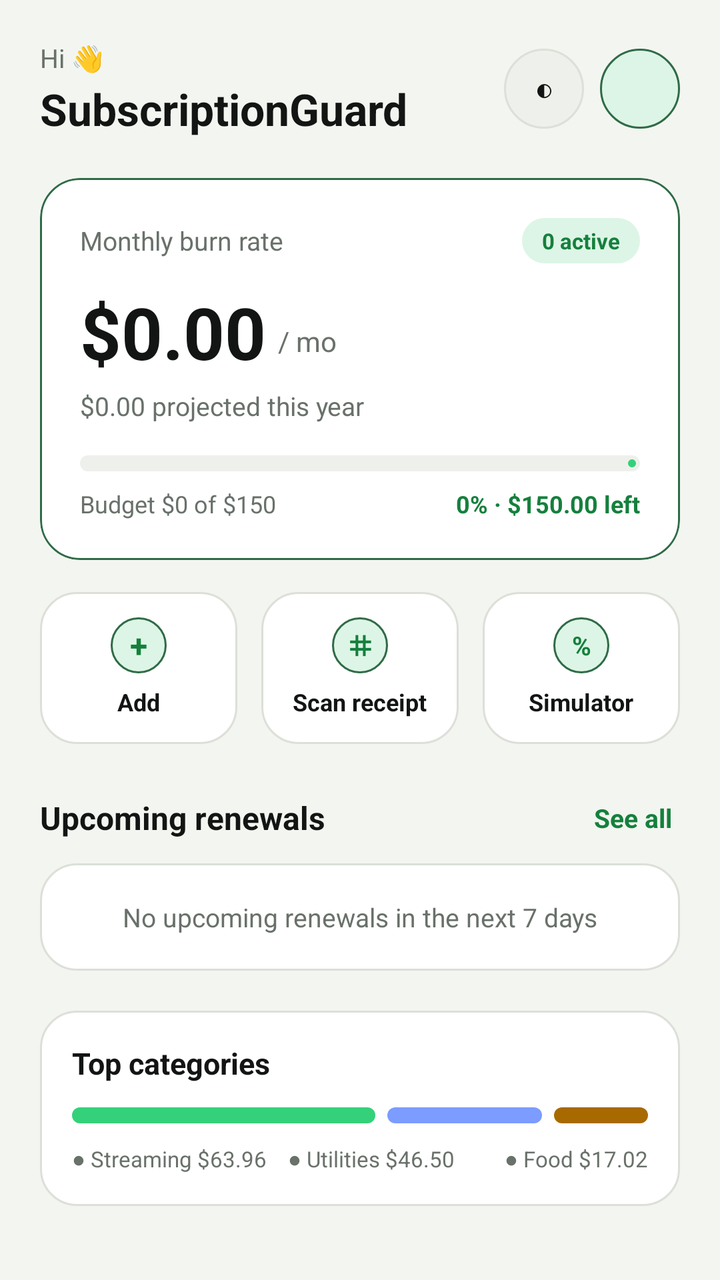
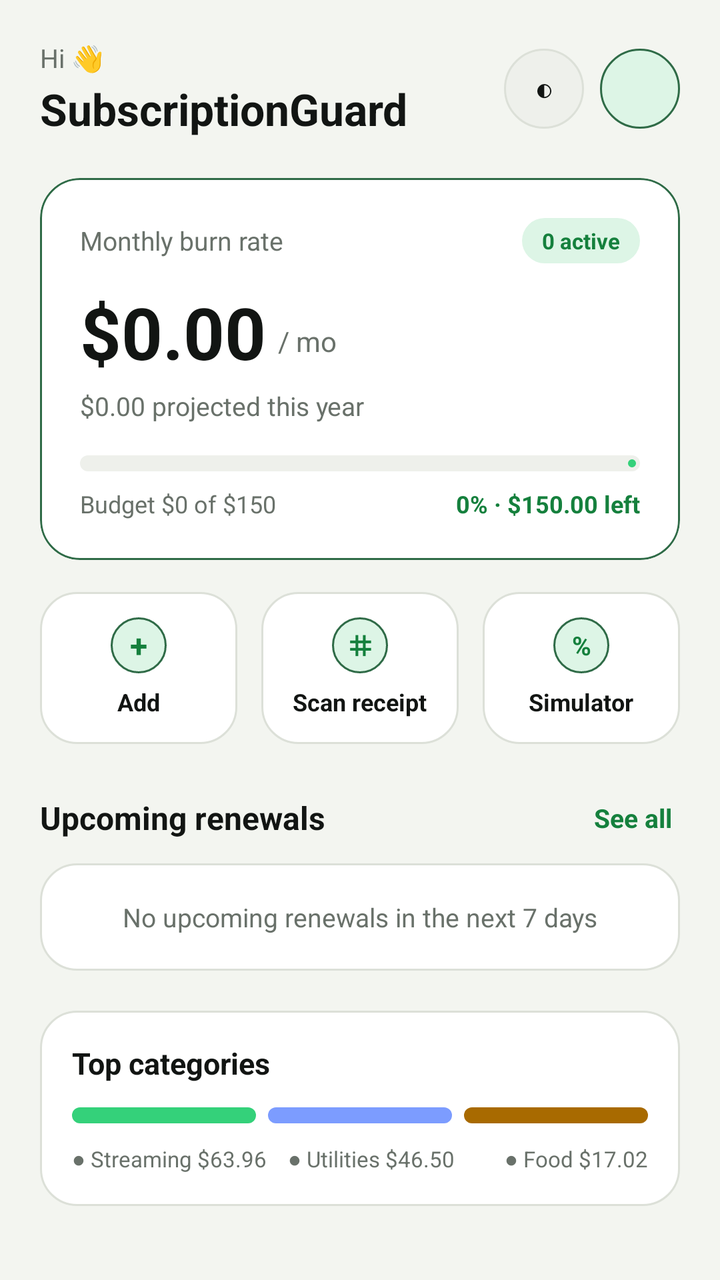

Two renders of the same Android screen: before a commit and after it. Below are the layout's source before the change and the commit's diff.
<!-- AndroidManifest.xml: application theme Theme.SubGuard -->
<!-- res/layout/fragment_home.xml -->
<?xml version="1.0" encoding="utf-8"?>
<ScrollView xmlns:android="http://schemas.android.com/apk/res/android"
    xmlns:app="http://schemas.android.com/apk/res-auto"
    android:layout_width="match_parent"
    android:layout_height="match_parent"
    android:background="@color/app_background"
    android:fillViewport="true">

    <LinearLayout
        android:layout_width="match_parent"
        android:layout_height="wrap_content"
        android:orientation="vertical"
        android:padding="20dp">

        
        <LinearLayout
            android:layout_width="match_parent"
            android:layout_height="wrap_content"
            android:gravity="center_vertical"
            android:orientation="horizontal">

            <LinearLayout
                android:layout_width="0dp"
                android:layout_height="wrap_content"
                android:layout_weight="1"
                android:orientation="vertical">

                <TextView
                    android:id="@+id/tv_greeting"
                    android:layout_width="wrap_content"
                    android:layout_height="wrap_content"
                    android:text="Hi 👋"
                    android:textColor="@color/text_secondary"
                    android:textSize="13sp" />

                <TextView
                    android:layout_width="wrap_content"
                    android:layout_height="wrap_content"
                    android:layout_marginTop="2dp"
                    android:text="SubscriptionGuard"
                    android:textColor="@color/text_primary"
                    android:textSize="22sp"
                    android:textStyle="bold" />
            </LinearLayout>

            <TextView
                android:id="@+id/btn_theme_toggle"
                android:layout_width="40dp"
                android:layout_height="40dp"
                android:layout_marginEnd="8dp"
                android:background="@drawable/bg_circle_elevated"
                android:gravity="center"
                android:text="◐"
                android:textColor="@color/text_primary"
                android:textSize="16sp" />

            <TextView
                android:id="@+id/avatar_profile"
                android:layout_width="40dp"
                android:layout_height="40dp"
                android:background="@drawable/bg_circle_green"
                android:gravity="center"
                android:textColor="@color/accent_green_text"
                android:textSize="14sp"
                android:textStyle="bold" />
        </LinearLayout>

        
        <com.google.android.material.card.MaterialCardView
            android:layout_width="match_parent"
            android:layout_height="wrap_content"
            android:layout_marginTop="20dp"
            app:cardBackgroundColor="@color/card_background"
            app:cardCornerRadius="20dp"
            app:cardElevation="0dp"
            app:strokeColor="@color/green_border"
            app:strokeWidth="1dp">

            <LinearLayout
                android:layout_width="match_parent"
                android:layout_height="wrap_content"
                android:orientation="vertical"
                android:padding="20dp">

                <LinearLayout
                    android:layout_width="match_parent"
                    android:layout_height="wrap_content"
                    android:gravity="center_vertical"
                    android:orientation="horizontal">

                    <TextView
                        android:layout_width="0dp"
                        android:layout_height="wrap_content"
                        android:layout_weight="1"
                        android:text="Monthly burn rate"
                        android:textColor="@color/text_secondary"
                        android:textSize="13sp" />

                    <TextView
                        android:id="@+id/tv_active_chip"
                        android:layout_width="wrap_content"
                        android:layout_height="wrap_content"
                        android:background="@drawable/bg_pill_green"
                        android:paddingHorizontal="10dp"
                        android:paddingVertical="4dp"
                        android:text="0 active"
                        android:textColor="@color/accent_green_text"
                        android:textSize="11sp"
                        android:textStyle="bold" />
                </LinearLayout>

                <LinearLayout
                    android:layout_width="match_parent"
                    android:layout_height="wrap_content"
                    android:layout_marginTop="10dp"
                    android:gravity="bottom"
                    android:orientation="horizontal">

                    <TextView
                        android:id="@+id/txt_monthly_total"
                        android:layout_width="wrap_content"
                        android:layout_height="wrap_content"
                        android:text="$0.00"
                        android:textColor="@color/text_primary"
                        android:textSize="36sp"
                        android:textStyle="bold" />

                    <TextView
                        android:layout_width="wrap_content"
                        android:layout_height="wrap_content"
                        android:layout_marginStart="6dp"
                        android:layout_marginBottom="4dp"
                        android:text="/ mo"
                        android:textColor="@color/text_secondary"
                        android:textSize="14sp" />
                </LinearLayout>

                <TextView
                    android:id="@+id/txt_annual_total"
                    android:layout_width="match_parent"
                    android:layout_height="wrap_content"
                    android:layout_marginTop="4dp"
                    android:text="$0.00 projected this year"
                    android:textColor="@color/text_secondary"
                    android:textSize="13sp" />

                
                <com.google.android.material.progressindicator.LinearProgressIndicator
                    android:id="@+id/progress_budget"
                    android:layout_width="match_parent"
                    android:layout_height="wrap_content"
                    android:layout_marginTop="16dp"
                    android:progress="0"
                    app:indicatorColor="@color/primary_green"
                    app:trackColor="@color/surface_elevated"
                    app:trackCornerRadius="6dp"
                    app:trackThickness="8dp" />

                <LinearLayout
                    android:layout_width="match_parent"
                    android:layout_height="wrap_content"
                    android:layout_marginTop="8dp"
                    android:orientation="horizontal">

                    <TextView
                        android:id="@+id/tv_budget_used"
                        android:layout_width="0dp"
                        android:layout_height="wrap_content"
                        android:layout_weight="1"
                        android:text="Budget $0 of $150"
                        android:textColor="@color/text_secondary"
                        android:textSize="12sp" />

                    <TextView
                        android:id="@+id/tv_budget_remaining"
                        android:layout_width="wrap_content"
                        android:layout_height="wrap_content"
                        android:text="0% · $150.00 left"
                        android:textColor="@color/accent_green_text"
                        android:textSize="12sp"
                        android:textStyle="bold" />
                </LinearLayout>

            </LinearLayout>
        </com.google.android.material.card.MaterialCardView>

        
        <LinearLayout
            android:layout_width="match_parent"
            android:layout_height="wrap_content"
            android:layout_marginTop="16dp"
            android:orientation="horizontal">

            <LinearLayout
                android:id="@+id/card_action_add"
                android:layout_width="0dp"
                android:layout_height="76dp"
                android:layout_marginEnd="6dp"
                android:layout_weight="1"
                android:background="@drawable/bg_card_rounded"
                android:gravity="center"
                android:orientation="vertical"
                android:padding="10dp">

                <TextView
                    android:layout_width="28dp"
                    android:layout_height="28dp"
                    android:background="@drawable/bg_circle_green"
                    android:gravity="center"
                    android:text="+"
                    android:textColor="@color/accent_green_text"
                    android:textSize="16sp"
                    android:textStyle="bold" />

                <TextView
                    android:layout_width="wrap_content"
                    android:layout_height="wrap_content"
                    android:layout_marginTop="6dp"
                    android:text="Add"
                    android:textColor="@color/text_primary"
                    android:textSize="12sp"
                    android:textStyle="bold" />
            </LinearLayout>

            <LinearLayout
                android:id="@+id/card_action_scan"
                android:layout_width="0dp"
                android:layout_height="76dp"
                android:layout_marginHorizontal="6dp"
                android:layout_weight="1"
                android:background="@drawable/bg_card_rounded"
                android:gravity="center"
                android:orientation="vertical"
                android:padding="10dp">

                <TextView
                    android:layout_width="28dp"
                    android:layout_height="28dp"
                    android:background="@drawable/bg_circle_green"
                    android:gravity="center"
                    android:text="⌗"
                    android:textColor="@color/accent_green_text"
                    android:textSize="14sp"
                    android:textStyle="bold" />

                <TextView
                    android:layout_width="wrap_content"
                    android:layout_height="wrap_content"
                    android:layout_marginTop="6dp"
                    android:text="Scan receipt"
                    android:textColor="@color/text_primary"
                    android:textSize="12sp"
                    android:textStyle="bold" />
            </LinearLayout>

            <LinearLayout
                android:id="@+id/card_action_simulator"
                android:layout_width="0dp"
                android:layout_height="76dp"
                android:layout_marginStart="6dp"
                android:layout_weight="1"
                android:background="@drawable/bg_card_rounded"
                android:gravity="center"
                android:orientation="vertical"
                android:padding="10dp">

                <TextView
                    android:layout_width="28dp"
                    android:layout_height="28dp"
                    android:background="@drawable/bg_circle_green"
                    android:gravity="center"
                    android:text="%"
                    android:textColor="@color/accent_green_text"
                    android:textSize="13sp"
                    android:textStyle="bold" />

                <TextView
                    android:layout_width="wrap_content"
                    android:layout_height="wrap_content"
                    android:layout_marginTop="6dp"
                    android:text="Simulator"
                    android:textColor="@color/text_primary"
                    android:textSize="12sp"
                    android:textStyle="bold" />
            </LinearLayout>
        </LinearLayout>

        
        <LinearLayout
            android:layout_width="match_parent"
            android:layout_height="wrap_content"
            android:layout_marginTop="24dp"
            android:gravity="center_vertical"
            android:orientation="horizontal">

            <TextView
                android:layout_width="0dp"
                android:layout_height="wrap_content"
                android:layout_weight="1"
                android:text="Upcoming renewals"
                android:textColor="@color/text_primary"
                android:textSize="16sp"
                android:textStyle="bold" />

            <TextView
                android:id="@+id/btn_see_all_renewals"
                android:layout_width="wrap_content"
                android:layout_height="wrap_content"
                android:padding="4dp"
                android:text="See all"
                android:textColor="@color/accent_green_text"
                android:textSize="13sp"
                android:textStyle="bold" />
        </LinearLayout>

        
        <LinearLayout
            android:id="@+id/layout_upcoming_renewals"
            android:layout_width="match_parent"
            android:layout_height="wrap_content"
            android:orientation="vertical" />

        <TextView
            android:id="@+id/tv_no_upcoming_renewals"
            android:layout_width="match_parent"
            android:layout_height="wrap_content"
            android:layout_marginTop="10dp"
            android:background="@drawable/bg_card_rounded"
            android:gravity="center"
            android:padding="18dp"
            android:text="No upcoming renewals in the next 7 days"
            android:textColor="@color/text_secondary"
            android:textSize="13sp" />

        
        <LinearLayout
            android:layout_width="match_parent"
            android:layout_height="wrap_content"
            android:layout_marginTop="20dp"
            android:background="@drawable/bg_card_rounded"
            android:orientation="vertical"
            android:padding="16dp">

            <TextView
                android:layout_width="wrap_content"
                android:layout_height="wrap_content"
                android:text="Top categories"
                android:textColor="@color/text_primary"
                android:textSize="15sp"
                android:textStyle="bold" />

            <LinearLayout
                android:layout_width="match_parent"
                android:layout_height="8dp"
                android:layout_marginTop="12dp"
                android:orientation="horizontal">

                <View
                    android:layout_width="0dp"
                    android:layout_height="match_parent"
                    android:layout_marginEnd="3dp"
                    android:layout_weight="55"
                    android:background="@drawable/bg_pill_green"
                    android:backgroundTint="@color/primary_green" />

                <View
                    android:layout_width="0dp"
                    android:layout_height="match_parent"
                    android:layout_marginHorizontal="3dp"
                    android:layout_weight="28"
                    android:background="@drawable/bg_pill_blue"
                    android:backgroundTint="@color/accent_blue" />

                <View
                    android:layout_width="0dp"
                    android:layout_height="match_parent"
                    android:layout_marginStart="3dp"
                    android:layout_weight="17"
                    android:background="@drawable/bg_pill_amber"
                    android:backgroundTint="@color/warning_amber" />
            </LinearLayout>

            <LinearLayout
                android:layout_width="match_parent"
                android:layout_height="wrap_content"
                android:layout_marginTop="10dp"
                android:orientation="horizontal">

                <TextView
                    android:layout_width="0dp"
                    android:layout_height="wrap_content"
                    android:layout_weight="1"
                    android:text="● Streaming $63.96"
                    android:textColor="@color/text_secondary"
                    android:textSize="11sp" />

                <TextView
                    android:layout_width="0dp"
                    android:layout_height="wrap_content"
                    android:layout_weight="1"
                    android:text="● Utilities $46.50"
                    android:textColor="@color/text_secondary"
                    android:textSize="11sp" />

                <TextView
                    android:layout_width="wrap_content"
                    android:layout_height="wrap_content"
                    android:text="● Food $17.02"
                    android:textColor="@color/text_secondary"
                    android:textSize="11sp" />
            </LinearLayout>
        </LinearLayout>

    </LinearLayout>
</ScrollView>
<!-- resources referenced by this layout -->
<resources>
  <color name="accent_blue">#7C9CFF</color>
  <color name="accent_green_text">#15803D</color>
  <color name="app_background">#F3F5F0</color>
  <color name="card_background">#FFFFFF</color>
  <color name="green_border">#2F6B47</color>
  <color name="primary_green">#34D17A</color>
  <color name="surface_elevated">#EEF0EB</color>
  <color name="text_primary">#121513</color>
  <color name="text_secondary">#69716A</color>
  <color name="warning_amber">#A86A00</color>
  <!-- drawable bg_card_rounded (drawable) -->
  <?xml version="1.0" encoding="utf-8"?>
  <shape xmlns:android="http://schemas.android.com/apk/res/android"
      android:shape="rectangle">
      <solid android:color="@color/card_background" />
      <corners android:radius="18dp" />
      <stroke
          android:width="1dp"
          android:color="@color/card_border" />
  </shape>
  <!-- drawable bg_circle_elevated (drawable) -->
  <?xml version="1.0" encoding="utf-8"?>
  <shape xmlns:android="http://schemas.android.com/apk/res/android"
      android:shape="oval">
      <solid android:color="@color/surface_elevated" />
      <stroke
          android:width="1dp"
          android:color="@color/card_border" />
  </shape>
  <!-- drawable bg_circle_green (drawable) -->
  <?xml version="1.0" encoding="utf-8"?>
  <shape xmlns:android="http://schemas.android.com/apk/res/android"
      android:shape="oval">
      <solid android:color="@color/green_surface" />
      <stroke
          android:width="1dp"
          android:color="@color/green_border" />
  </shape>
  <!-- drawable bg_pill_amber (drawable) -->
  <?xml version="1.0" encoding="utf-8"?>
  <shape xmlns:android="http://schemas.android.com/apk/res/android"
      android:shape="rectangle">
      <solid android:color="@color/warning_surface" />
      <corners android:radius="999dp" />
  </shape>
  <!-- drawable bg_pill_blue (drawable) -->
  <?xml version="1.0" encoding="utf-8"?>
  <shape xmlns:android="http://schemas.android.com/apk/res/android"
      android:shape="rectangle">
      <solid android:color="@color/blue_surface" />
      <corners android:radius="999dp" />
  </shape>
  <!-- drawable bg_pill_green (drawable) -->
  <?xml version="1.0" encoding="utf-8"?>
  <shape xmlns:android="http://schemas.android.com/apk/res/android"
      android:shape="rectangle">
      <solid android:color="@color/green_surface" />
      <corners android:radius="999dp" />
  </shape>
  <style name="Theme.SubGuard" parent="Base.Theme.SubGuard" />
  <color name="card_border">#DCE0D8</color>
  <color name="green_surface">#DDF5E6</color>
  <color name="warning_surface">#FDF1D8</color>
  <color name="blue_surface">#E8EEFF</color>
  <style name="Base.Theme.SubGuard" parent="Theme.Material3.DayNight.NoActionBar">
          <item name="colorPrimary">@color/primary_green</item>
          <item name="colorOnPrimary">@color/button_on_green</item>
          <item name="android:statusBarColor">@color/app_background</item>
          <item name="android:navigationBarColor">@color/card_background</item>
          <item name="android:windowBackground">@color/app_background</item>
      </style>
  <color name="button_on_green">#0B1A10</color>
</resources>

<!-- the commit's change to res/layout/fragment_home.xml (unified diff, before → after) -->
@@ -356,26 +356,29 @@
                 android:orientation="horizontal">
 
                 <View
+                    android:id="@+id/bar_cat_streaming"
                     android:layout_width="0dp"
                     android:layout_height="match_parent"
                     android:layout_marginEnd="3dp"
-                    android:layout_weight="55"
+                    android:layout_weight="1"
                     android:background="@drawable/bg_pill_green"
                     android:backgroundTint="@color/primary_green" />
 
                 <View
+                    android:id="@+id/bar_cat_utilities"
                     android:layout_width="0dp"
                     android:layout_height="match_parent"
                     android:layout_marginHorizontal="3dp"
-                    android:layout_weight="28"
+                    android:layout_weight="1"
                     android:background="@drawable/bg_pill_blue"
                     android:backgroundTint="@color/accent_blue" />
 
                 <View
+                    android:id="@+id/bar_cat_food"
                     android:layout_width="0dp"
                     android:layout_height="match_parent"
                     android:layout_marginStart="3dp"
-                    android:layout_weight="17"
+                    android:layout_weight="1"
                     android:background="@drawable/bg_pill_amber"
                     android:backgroundTint="@color/warning_amber" />
             </LinearLayout>
@@ -387,6 +390,7 @@
                 android:orientation="horizontal">
 
                 <TextView
+                    android:id="@+id/tv_cat_streaming"
                     android:layout_width="0dp"
                     android:layout_height="wrap_content"
                     android:layout_weight="1"
@@ -395,6 +399,7 @@
                     android:textSize="11sp" />
 
                 <TextView
+                    android:id="@+id/tv_cat_utilities"
                     android:layout_width="0dp"
                     android:layout_height="wrap_content"
                     android:layout_weight="1"
@@ -403,6 +408,7 @@
                     android:textSize="11sp" />
 
                 <TextView
+                    android:id="@+id/tv_cat_food"
                     android:layout_width="wrap_content"
                     android:layout_height="wrap_content"
                     android:text="● Food $17.02"
